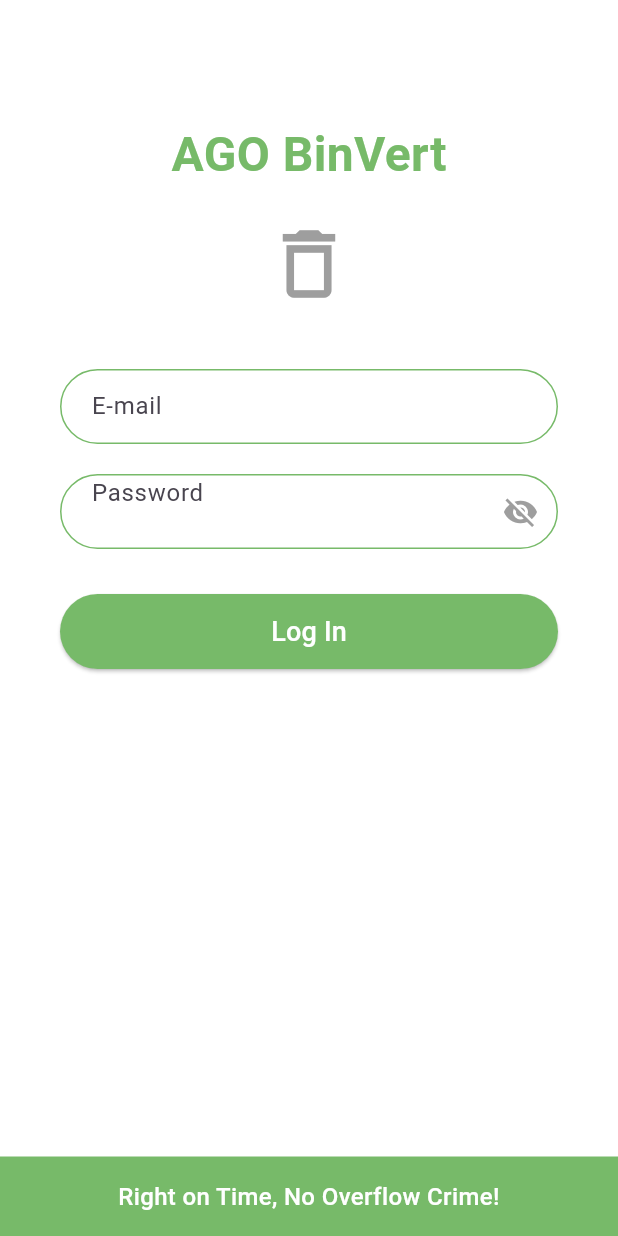
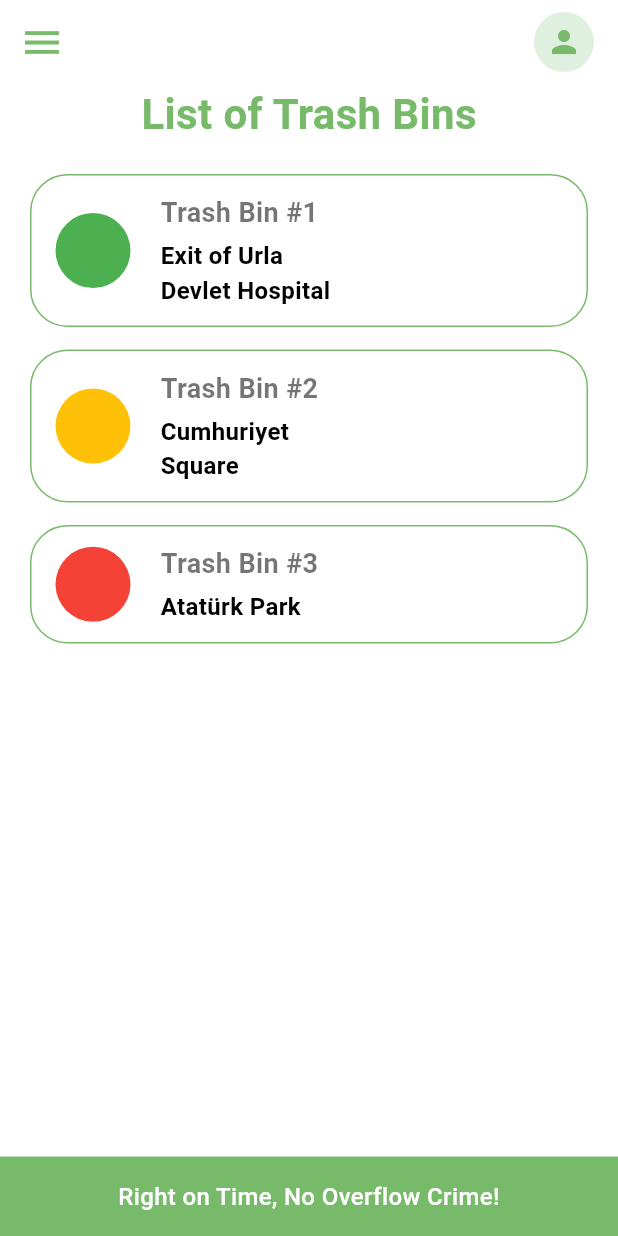
Before and after one commit to gizembogan/AGOBinVert, a Flutter app: the screen it shows after launch, after a tap on "Log In", on a phone screen of 412 x 824 dp. Run offline on Flutter 3.47's test engine with Material 3 defaults, Android fonts, the phone set to English and light mode, and no system bars.

Commit message:
login, main, list
2 sayfa oluşturuldu, düzeltilecek küçük tasarımla uyuşmayan hatalar var

```diff
--- /dev/null
+++ b/lib/login_page.dart
@@ -0,0 +1,144 @@
+import 'package:flutter/material.dart';
+
+class LoginPage extends StatefulWidget {
+  @override
+  _LoginPageState createState() => _LoginPageState();
+}
+
+class _LoginPageState extends State<LoginPage> {
+  bool _obscureText = true;
+  final TextEditingController _emailController = TextEditingController();
+  final TextEditingController _passwordController = TextEditingController();
+
+  @override
+  Widget build(BuildContext context) {
+    return Scaffold(
+      backgroundColor: Colors.white,
+      body: SafeArea(
+        child: Column(
+          children: [
+            Expanded(
+              child: SingleChildScrollView(
+                child: Padding(
+                  padding: const EdgeInsets.symmetric(horizontal: 40.0),
+                  child: Column(
+                    mainAxisAlignment: MainAxisAlignment.center,
+                    children: [
+                      SizedBox(height: 80),
+                      // App name
+                      Text(
+                        'AGO BinVert',
+                        style: TextStyle(
+                          fontSize: 32,
+                          fontWeight: FontWeight.bold,
+                          color: Color(0xFF77BA69),
+                        ),
+                      ),
+                      SizedBox(height: 20),
+                      // Trash bin icon
+                      Icon(
+                        Icons.delete_outline,
+                        size: 60,
+                        color: Colors.grey,
+                      ),
+                      SizedBox(height: 40),
+                      // Email field
+                      Container(
+                        decoration: BoxDecoration(
+                          border: Border.all(color: Color(0xFF77BA69)),
+                          borderRadius: BorderRadius.circular(30),
+                        ),
+                        child: TextField(
+                          controller: _emailController,
+                          decoration: InputDecoration(
+                            hintText: 'E-mail',
+                            contentPadding: EdgeInsets.symmetric(horizontal: 20),
+                            border: InputBorder.none,
+                          ),
+                        ),
+                      ),
+                      SizedBox(height: 20),
+                      // Password field
+                      Container(
+                        decoration: BoxDecoration(
+                          border: Border.all(color: Color(0xFF77BA69)),
+                          borderRadius: BorderRadius.circular(30),
+                        ),
+                        child: TextField(
+                          controller: _passwordController,
+                          obscureText: _obscureText,
+                          decoration: InputDecoration(
+                            hintText: 'Password',
+                            contentPadding: EdgeInsets.symmetric(horizontal: 20),
+                            border: InputBorder.none,
+                            suffixIcon: IconButton(
+                              icon: Icon(
+                                _obscureText ? Icons.visibility_off : Icons.visibility,
+                                color: Colors.grey,
+                              ),
+                              onPressed: () {
+                                setState(() {
+                                  _obscureText = !_obscureText;
+                                });
+                              },
+                            ),
+                          ),
+                        ),
+                      ),
+                      SizedBox(height: 30),
+                      // Login button
+                      SizedBox(
+                        width: double.infinity,
+                        height: 50,
+                        child: ElevatedButton(
+                          onPressed: () {
+                            Navigator.pushReplacementNamed(context, '/trash_bins');
+                          },
+                          style: ElevatedButton.styleFrom(
+                            backgroundColor: Color(0xFF77BA69),
+                            shape: RoundedRectangleBorder(
+                              borderRadius: BorderRadius.circular(30),
+                            ),
+                          ),
+                          child: Text(
+                            'Log In',
+                            style: TextStyle(
+                              fontSize: 18,
+                              color: Colors.white,
+                            ),
+                          ),
+                        ),
+                      ),
+                    ],
+                  ),
+                ),
+              ),
+            ),
+            // Bottom slogan
+            Container(
+              width: double.infinity,
+              padding: EdgeInsets.symmetric(vertical: 15),
+              color: Color(0xFF77BA69),
+              child: Text(
+                'Right on Time, No Overflow Crime!',
+                textAlign: TextAlign.center,
+                style: TextStyle(
+                  color: Colors.white,
+                  fontSize: 16,
+                  fontWeight: FontWeight.w500,
+                ),
+              ),
+            ),
+          ],
+        ),
+      ),
+    );
+  }
+
+  @override
+  void dispose() {
+    _emailController.dispose();
+    _passwordController.dispose();
+    super.dispose();
+  }
+}
--- a/lib/main.dart
+++ b/lib/main.dart
@@ -1,4 +1,6 @@
 import 'package:flutter/material.dart';
+import 'login_page.dart';
+import 'trash_bins_list_page.dart';
 
 void main() {
   runApp(MyApp());
@@ -14,150 +16,11 @@ class MyApp extends StatelessWidget {
         primarySwatch: Colors.green,
         visualDensity: VisualDensity.adaptivePlatformDensity,
       ),
-      home: LoginPage(),
+      initialRoute: '/',
+      routes: {
+        '/': (context) => LoginPage(),
+        '/trash_bins': (context) => TrashBinsListPage(),
+      },
     );
   }
 }
-
-class LoginPage extends StatefulWidget {
-  @override
-  _LoginPageState createState() => _LoginPageState();
-}
-
-class _LoginPageState extends State<LoginPage> {
-  bool _obscureText = true;
-  final TextEditingController _emailController = TextEditingController();
-  final TextEditingController _passwordController = TextEditingController();
-
-  @override
-  Widget build(BuildContext context) {
-    return Scaffold(
-      backgroundColor: Colors.white,
-      body: SafeArea(
-        child: Column(
-          children: [
-            Expanded(
-              child: SingleChildScrollView(
-                child: Padding(
-                  padding: const EdgeInsets.symmetric(horizontal: 40.0),
-                  child: Column(
-                    mainAxisAlignment: MainAxisAlignment.center,
-                    children: [
-                      SizedBox(height: 80),
-                      // App name
-                      Text(
-                        'AGO BinVert',
-                        style: TextStyle(
-                          fontSize: 32,
-                          fontWeight: FontWeight.bold,
-                          color: Color(0xFF77BA69),
-                        ),
-                      ),
-                      SizedBox(height: 20),
-                      // Trash bin icon
-                      Icon(
-                        Icons.delete_outline,
-                        size: 60,
-                        color: Colors.grey,
-                      ),
-                      SizedBox(height: 40),
-                      // Email field
-                      Container(
-                        decoration: BoxDecoration(
-                          border: Border.all(color: Color(0xFF77BA69)),
-                          borderRadius: BorderRadius.circular(30),
-                        ),
-                        child: TextField(
-                          controller: _emailController,
-                          decoration: InputDecoration(
-                            hintText: 'E-mail',
-                            contentPadding: EdgeInsets.symmetric(horizontal: 20),
-                            border: InputBorder.none,
-                          ),
-                        ),
-                      ),
-                      SizedBox(height: 20),
-                      // Password field
-                      Container(
-                        decoration: BoxDecoration(
-                          border: Border.all(color: Color(0xFF77BA69)),
-                          borderRadius: BorderRadius.circular(30),
-                        ),
-                        child: TextField(
-                          controller: _passwordController,
-                          obscureText: _obscureText,
-                          decoration: InputDecoration(
-                            hintText: 'Password',
-                            contentPadding: EdgeInsets.symmetric(horizontal: 20),
-                            border: InputBorder.none,
-                            suffixIcon: IconButton(
-                              icon: Icon(
-                                _obscureText ? Icons.visibility_off : Icons.visibility,
-                                color: Colors.grey,
-                              ),
-                              onPressed: () {
-                                setState(() {
-                                  _obscureText = !_obscureText;
-                                });
-                              },
-                            ),
-                          ),
-                        ),
-                      ),
-                      SizedBox(height: 30),
-                      // Login button
-                      SizedBox(
-                        width: double.infinity,
-                        height: 50,
-                        child: ElevatedButton(
-                          onPressed: () {
-                            // Login logic goes here
-                          },
-                          style: ElevatedButton.styleFrom(
-                            backgroundColor: Color(0xFF77BA69),
-                            shape: RoundedRectangleBorder(
-                              borderRadius: BorderRadius.circular(30),
-                            ),
-                          ),
-                          child: Text(
-                            'Log In',
-                            style: TextStyle(
-                              fontSize: 18,
-                              color: Colors.white,
-                            ),
-                          ),
-                        ),
-                      ),
-                    ],
-                  ),
-                ),
-              ),
-            ),
-            // Bottom slogan
-            Container(
-              width: double.infinity,
-              padding: EdgeInsets.symmetric(vertical: 15),
-              color: Color(0xFF77BA69),
-              child: Text(
-                'Right on Time, No Overflow Crime!',
-                textAlign: TextAlign.center,
-                style: TextStyle(
-                  color: Colors.white,
-                  fontSize: 16,
-                  fontWeight: FontWeight.w500,
-                ),
-              ),
-            ),
-          ],
-        ),
-      ),
-    );
-  }
-
-  @override
-  void dispose() {
-    _emailController.dispose();
-    _passwordController.dispose();
-    super.dispose();
-  }
-}
--- /dev/null
+++ b/lib/trash_bins_list_page.dart
@@ -0,0 +1,159 @@
+import 'package:flutter/material.dart';
+
+class TrashBinsListPage extends StatelessWidget {
+  @override
+  Widget build(BuildContext context) {
+    return Scaffold(
+      backgroundColor: Colors.white,
+      appBar: AppBar(
+        backgroundColor: Colors.white,
+        elevation: 0,
+        leading: IconButton(
+          icon: Icon(
+            Icons.menu,
+            color: Color(0xFF77BA69),
+            size: 30,
+          ),
+          onPressed: () {
+            // Open drawer menu
+          },
+        ),
+        actions: [
+          Padding(
+            padding: const EdgeInsets.only(right: 16.0),
+            child: CircleAvatar(
+              backgroundColor: Color(0xFFE0F0E0),
+              child: Icon(
+                Icons.person,
+                color: Color(0xFF77BA69),
+              ),
+            ),
+          ),
+        ],
+        title: Text(''),
+      ),
+      body: Column(
+        children: [
+          Padding(
+            padding: const EdgeInsets.symmetric(horizontal: 20.0),
+            child: Column(
+              crossAxisAlignment: CrossAxisAlignment.start,
+              children: [
+                Text(
+                  'List of Trash Bins',
+                  style: TextStyle(
+                    fontSize: 28,
+                    fontWeight: FontWeight.bold,
+                    color: Color(0xFF77BA69),
+                  ),
+                ),
+                SizedBox(height: 20),
+              ],
+            ),
+          ),
+          Expanded(
+            child: Padding(
+              padding: const EdgeInsets.symmetric(horizontal: 20.0),
+              child: ListView(
+                children: [
+                  // Trash Bin #1
+                  _buildTrashBinItem(
+                    number: 1,
+                    location: 'Exit of Urla\nDevlet Hospital',
+                    color: Colors.green,
+                  ),
+                  SizedBox(height: 15),
+
+                  // Trash Bin #2
+                  _buildTrashBinItem(
+                    number: 2,
+                    location: 'Cumhuriyet\nSquare',
+                    color: Colors.amber,
+                  ),
+                  SizedBox(height: 15),
+
+                  // Trash Bin #3
+                  _buildTrashBinItem(
+                    number: 3,
+                    location: 'Atatürk Park',
+                    color: Colors.red,
+                  ),
+                ],
+              ),
+            ),
+          ),
+          // Bottom slogan
+          Container(
+            width: double.infinity,
+            padding: EdgeInsets.symmetric(vertical: 15),
+            color: Color(0xFF77BA69),
+            child: Text(
+              'Right on Time, No Overflow Crime!',
+              textAlign: TextAlign.center,
+              style: TextStyle(
+                color: Colors.white,
+                fontSize: 16,
+                fontWeight: FontWeight.w500,
+              ),
+            ),
+          ),
+        ],
+      ),
+    );
+  }
+
+  Widget _buildTrashBinItem({
+    required int number,
+    required String location,
+    required Color color,
+  }) {
+    return Container(
+      decoration: BoxDecoration(
+        border: Border.all(color: Color(0xFF77BA69)),
+        borderRadius: BorderRadius.circular(25),
+      ),
+      child: Padding(
+        padding: const EdgeInsets.symmetric(vertical: 12.0, horizontal: 16.0),
+        child: Row(
+          children: [
+            // Colored circle indicator
+            Container(
+              width: 50,
+              height: 50,
+              decoration: BoxDecoration(
+                color: color,
+                shape: BoxShape.circle,
+              ),
+            ),
+            SizedBox(width: 20),
+            // Trash bin details
+            Expanded(
+              child: Column(
+                crossAxisAlignment: CrossAxisAlignment.start,
+                children: [
+                  Text(
+                    'Trash Bin #$number',
+                    style: TextStyle(
+                      fontSize: 18,
+                      fontWeight: FontWeight.bold,
+                      color: Colors.black54,
+                    ),
+                  ),
+                  SizedBox(height: 4),
+                  Text(
+                    location,
+                    style: TextStyle(
+                      fontSize: 16,
+                      fontWeight: FontWeight.bold,
+                      color: Colors.black,
+                    ),
+                  ),
+                ],
+              ),
+            ),
+          ],
+        ),
+      ),
+    );
+  }
+}
```
